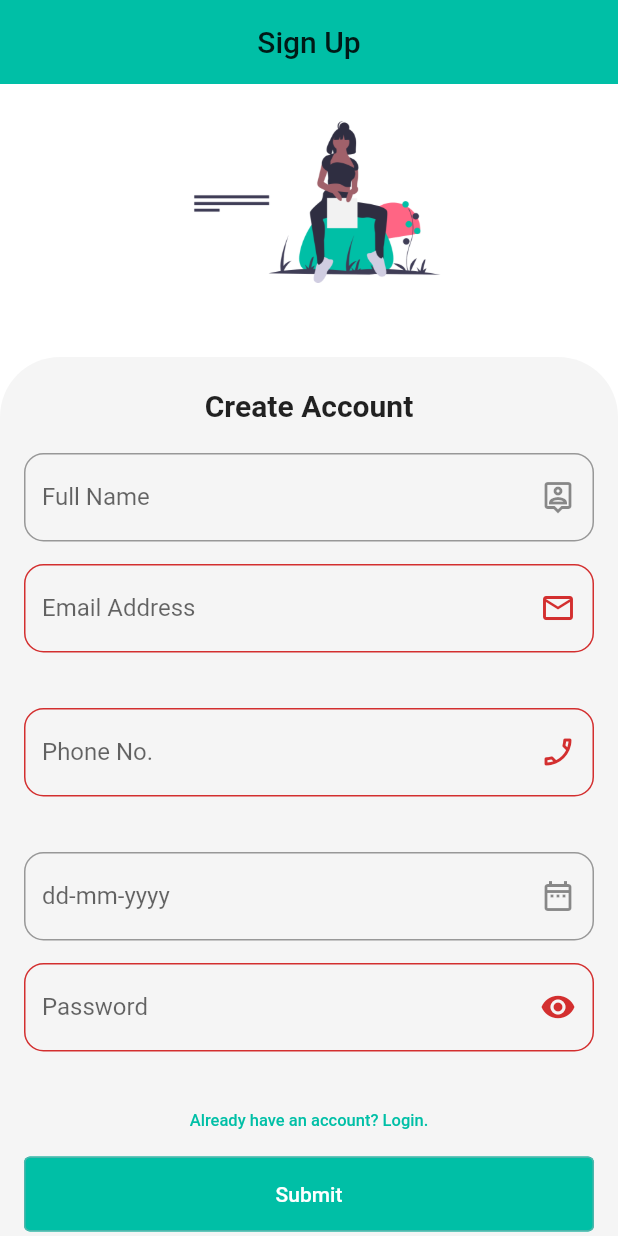
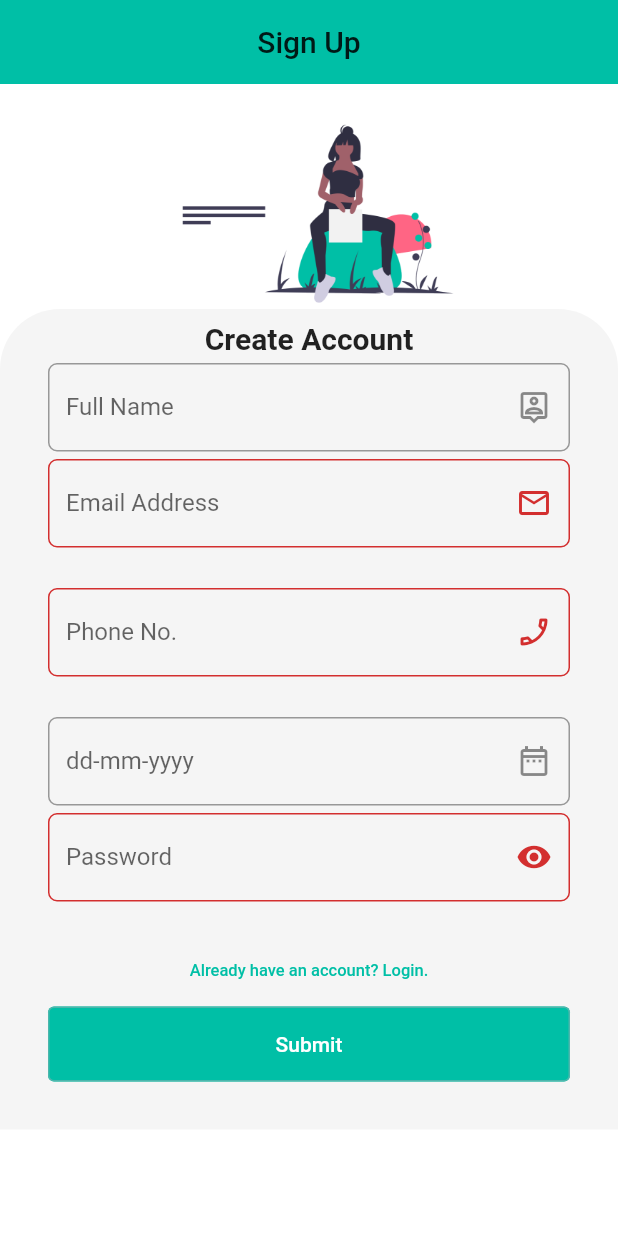
Before and after one commit to tungondugi/loginAppProvider, a Flutter app: the screen it shows after launch, on a phone screen of 412 x 824 dp. Run offline on Flutter 3.47's test engine with Material 2 defaults, Android fonts, the phone set to English and light mode, and no system bars.

Commit message:
Implemented stack widget instead of a container widget and also improved validation.

```diff
--- a/loginAppProvider/lib/signupUI.dart
+++ b/loginAppProvider/lib/signupUI.dart
@@ -1,3 +1,5 @@
+import 'dart:ui';
+
 import 'package:flutter/material.dart';
 import 'package:flutter/services.dart';
 import 'package:loginAppProvider/signinUI.dart';
@@ -14,25 +16,30 @@ class SignUp extends StatelessWidget {
       ),
       body: ChangeNotifierProvider(
         create: (context) => SignUpController(),
-        child: ListView(
-          scrollDirection: Axis.vertical,
+        child: Stack(
           children: <Widget>[
             Container(
               /// [Image Container widget]
-              height: 364 / 2,
+              height: 400 / 2,
               decoration: BoxDecoration(
                 image: DecorationImage(
-                  alignment: Alignment.bottomCenter,
                   image: AssetImage("assets/image/SignUp.png"),
                   fit: BoxFit.contain,
                 ),
               ),
             ),
+            ListView(
+              scrollDirection: Axis.vertical,
+              children: <Widget>[
                 Container(
+                  height: 300 / 2,
+                ),
+                Container(
+                  /// [Form Container Widgets]
+
                   alignment: Alignment.bottomCenter,
-
-              /// [Form Container Widgets]
-              padding: EdgeInsets.all(16),
+                  padding:
+                      EdgeInsets.only(top: 8, bottom: 32, left: 32, right: 32),
                   decoration: BoxDecoration(
                     borderRadius: BorderRadius.only(
                       // circular border radius only to toprigh and topleft.
@@ -44,9 +51,6 @@ class SignUp extends StatelessWidget {
                   child: Column(
                     /// [Column Form widget]
                     children: <Widget>[
-                  SizedBox(
-                    height: 5,
-                  ),
                       Text(
                         /// [Intro Text widget]
                         "Create Account",
@@ -57,7 +61,7 @@ class SignUp extends StatelessWidget {
                         ),
                       ),
                       SizedBox(
-                    height: 20,
+                        height: 5,
                       ),
 
                       /// [Full Name TextField widget]
@@ -70,7 +74,7 @@ class SignUp extends StatelessWidget {
                             errorText: signUpValidator.fullName.error,
                             suffixIcon: Icon(Icons.person_pin_outlined),
                             border: OutlineInputBorder(
-                          borderRadius: BorderRadius.circular(13),
+                              borderRadius: BorderRadius.circular(6),
                             ),
                           ),
                           onChanged: (String value) {
@@ -80,7 +84,7 @@ class SignUp extends StatelessWidget {
                         ),
                       ),
                       SizedBox(
-                    height: 15,
+                        height: 5,
                       ),
 
                       /// [Email Address TextField widget]
@@ -92,7 +96,7 @@ class SignUp extends StatelessWidget {
                             errorText: "",
                             suffixIcon: Icon(Icons.email_outlined),
                             border: OutlineInputBorder(
-                          borderRadius: BorderRadius.circular(13),
+                              borderRadius: BorderRadius.circular(6),
                             ),
                           ),
                           onChanged: (String value) {
@@ -101,7 +105,7 @@ class SignUp extends StatelessWidget {
                         ),
                       ),
                       SizedBox(
-                    height: 15,
+                        height: 5,
                       ),
 
                       /// [PhoneNo. TextField widget]
@@ -113,7 +117,7 @@ class SignUp extends StatelessWidget {
                             errorText: "",
                             suffixIcon: Icon(Icons.phone_enabled_outlined),
                             border: OutlineInputBorder(
-                          borderRadius: BorderRadius.circular(13),
+                              borderRadius: BorderRadius.circular(6),
                             ),
                           ),
                           onChanged: (String value) {
@@ -122,7 +126,7 @@ class SignUp extends StatelessWidget {
                         ),
                       ),
                       SizedBox(
-                    height: 15,
+                        height: 5,
                       ),
 
                       /// [DOB TextField widget]
@@ -132,7 +136,7 @@ class SignUp extends StatelessWidget {
                           keyboardType: TextInputType.datetime,
                           decoration: InputDecoration(
                             border: OutlineInputBorder(
-                          borderRadius: BorderRadius.circular(13),
+                              borderRadius: BorderRadius.circular(6),
                             ),
                             hintText: "Enter DOB",
                             labelText: "dd-mm-yyyy",
@@ -151,7 +155,7 @@ class SignUp extends StatelessWidget {
                         ),
                       ),
                       SizedBox(
-                    height: 15,
+                        height: 5,
                       ),
                       Consumer<SignUpController>(
                         builder: (_, signUpValidator, __) => TextField(
@@ -165,7 +169,7 @@ class SignUp extends StatelessWidget {
                               onPressed: () {},
                             ),
                             border: OutlineInputBorder(
-                          borderRadius: BorderRadius.circular(13),
+                              borderRadius: BorderRadius.circular(6),
                             ),
                           ),
                           onChanged: (String value) {
@@ -219,6 +223,8 @@ class SignUp extends StatelessWidget {
                 ),
               ],
             ),
+          ],
+        ),
       ),
     );
   }
```
Lines whose indentation alone changed are shown as unchanged.
